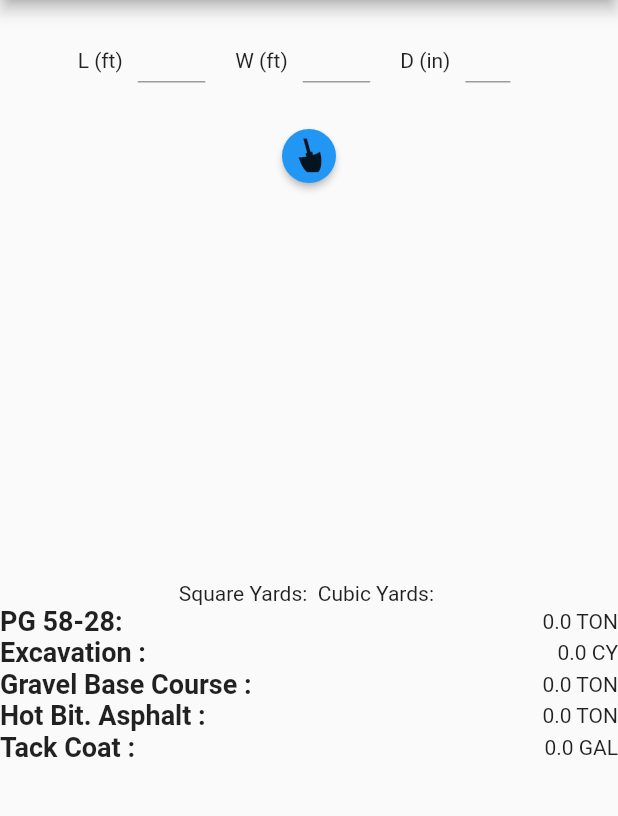
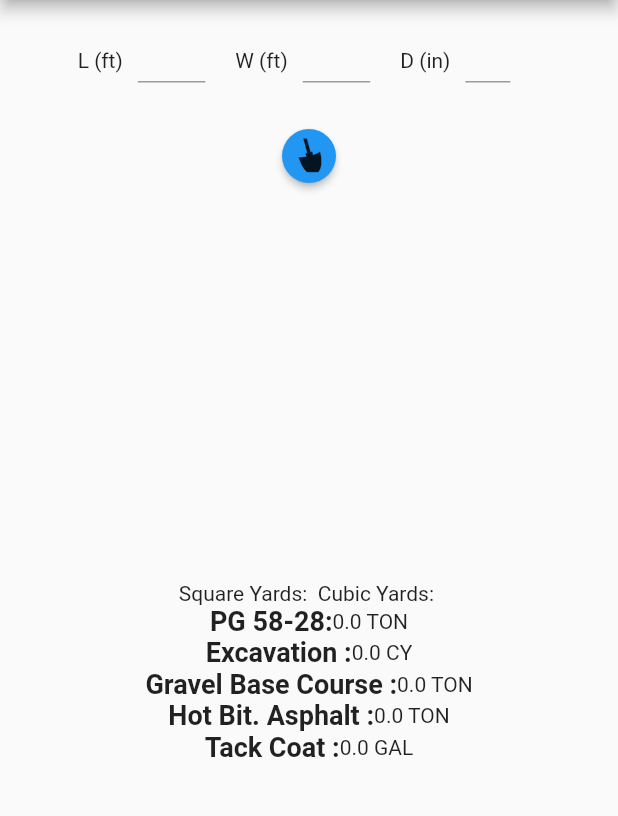
Before and after one commit to ajhanson22227/constructionNumbers, a Flutter app: the RoadConstruction screen opened by its route, on a phone screen of 412 x 824 dp, the part 84-900 px from its top. Run offline on Flutter 3.47's test engine with Material 2 defaults, Android fonts, the phone set to English and light mode, and no system bars.

Commit message:
Change alignment to center of screen

```diff
--- a/lib/screens/secondScreen.dart
+++ b/lib/screens/secondScreen.dart
@@ -142,6 +142,7 @@ class _RoadConstructionAppState extends State<RoadConstruction> {
             ),
 
             Expanded(
+              flex: 5,
               child: Column(
                 mainAxisAlignment: MainAxisAlignment.center,
                 children: [
@@ -151,10 +152,11 @@ class _RoadConstructionAppState extends State<RoadConstruction> {
                         'Square Yards: $squareYardsString Cubic Yards: $cubicYardsString'),
                   ),
                   Row(
-                    mainAxisAlignment: MainAxisAlignment.spaceBetween,
+                    mainAxisAlignment: MainAxisAlignment.center,
                     children: [
                       Text(
                         'PG 58-28:',
+                        textAlign: TextAlign.left,
                         style: TextStyle(
                             fontSize: 18, fontWeight: FontWeight.bold),
                       ),
@@ -162,10 +164,11 @@ class _RoadConstructionAppState extends State<RoadConstruction> {
                     ],
                   ),
                   Row(
-                    mainAxisAlignment: MainAxisAlignment.spaceBetween,
+                    mainAxisAlignment: MainAxisAlignment.center,
                     children: [
                       Text(
                         'Excavation :',
+                        textAlign: TextAlign.left,
                         style: TextStyle(
                             fontSize: 18, fontWeight: FontWeight.bold),
                       ),
@@ -173,10 +176,11 @@ class _RoadConstructionAppState extends State<RoadConstruction> {
                     ],
                   ),
                   Row(
-                    mainAxisAlignment: MainAxisAlignment.spaceBetween,
+                    mainAxisAlignment: MainAxisAlignment.center,
                     children: [
                       Text(
                         'Gravel Base Course :',
+                        textAlign: TextAlign.left,
                         style: TextStyle(
                             fontSize: 18, fontWeight: FontWeight.bold),
                       ),
@@ -184,10 +188,11 @@ class _RoadConstructionAppState extends State<RoadConstruction> {
                     ],
                   ),
                   Row(
-                    mainAxisAlignment: MainAxisAlignment.spaceBetween,
+                    mainAxisAlignment: MainAxisAlignment.center,
                     children: [
                       Text(
                         'Hot Bit. Asphalt :',
+                        textAlign: TextAlign.left,
                         style: TextStyle(
                             fontSize: 18, fontWeight: FontWeight.bold),
                       ),
@@ -195,10 +200,11 @@ class _RoadConstructionAppState extends State<RoadConstruction> {
                     ],
                   ),
                   Row(
-                    mainAxisAlignment: MainAxisAlignment.spaceBetween,
+                    mainAxisAlignment: MainAxisAlignment.center,
                     children: [
                       Text(
                         'Tack Coat :',
+                        textAlign: TextAlign.left,
                         style: TextStyle(
                             fontSize: 18, fontWeight: FontWeight.bold),
                       ),
```
